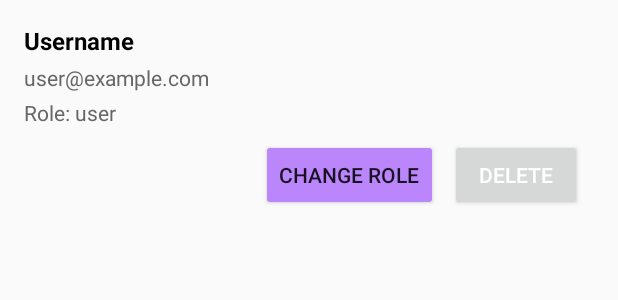
After one commit to rickydickystyle/My-App, an Android app: the layout item_user.xml on its own in the app's theme, with its tools: preview values and no code run, on a phone screen of 412 x 824 dp. The commit adds this screen. Shown: the top 300 px of the screen. Run offline under Robolectric (Android 15) with nearby library versions, the phone set to English and light mode, and no system bars.

Commit message:
Admin khong chay duoc

```diff
--- a/app/build.gradle.kts
+++ b/app/build.gradle.kts
@@ -61,6 +61,7 @@ dependencies {
     implementation ("com.google.firebase:firebase-storage:21.0.0")
     implementation ("com.google.android.material:material:1.12.0")
     implementation(libs.play.services.cast.framework)
+    implementation(libs.recyclerview)
     annotationProcessor("com.github.bumptech.glide:compiler:4.15.1")
     testImplementation(libs.junit)
     androidTestImplementation(libs.ext.junit)
--- a/app/src/main/java/com/myname/myapp/HomeActivity.java
+++ b/app/src/main/java/com/myname/myapp/HomeActivity.java
@@ -39,6 +39,7 @@ public class HomeActivity extends AppCompatActivity implements NavigationView.On
     Toolbar toolbar;
     NavigationView navigationView;
     DrawerLayout drawerLayout;
+
 
     @Override
     public void onStart() {
--- /dev/null
+++ b/app/src/main/res/layout/item_user.xml
@@ -0,0 +1,69 @@
+<?xml version="1.0" encoding="utf-8"?>
+<LinearLayout xmlns:android="http://schemas.android.com/apk/res/android"
+    android:layout_width="match_parent"
+    android:layout_height="wrap_content"
+    android:orientation="vertical"
+    android:padding="16dp"
+    android:background="?attr/selectableItemBackground">
+
+    <!-- User Information Section -->
+    <TextView
+        android:id="@+id/tvUsername"
+        android:layout_width="wrap_content"
+        android:layout_height="wrap_content"
+        android:text="Username"
+        android:textStyle="bold"
+        android:textSize="16sp"
+        android:textColor="#000"
+        android:layout_marginBottom="4dp" />
+
+    <TextView
+        android:id="@+id/tvEmail"
+        android:layout_width="wrap_content"
+        android:layout_height="wrap_content"
+        android:text="user@example.com"
+        android:textSize="14sp"
+        android:textColor="#666"
+        android:layout_marginBottom="4dp" />
+
+    <TextView
+        android:id="@+id/tvRole"
+        android:layout_width="wrap_content"
+        android:layout_height="wrap_content"
+        android:text="Role: user"
+        android:textSize="14sp"
+        android:textColor="#666"
+        android:layout_marginBottom="8dp" />
+
+    <!-- Action Buttons Section -->
+    <LinearLayout
+        android:layout_width="match_parent"
+        android:layout_height="wrap_content"
+        android:orientation="horizontal"
+        android:gravity="end">
+
+        <Button
+            android:id="@+id/btnChangeRole"
+            android:layout_width="wrap_content"
+            android:layout_height="wrap_content"
+            android:text="Change Role"
+            android:layout_marginEnd="8dp"
+            android:backgroundTint="@color/purple_200" />
+
+        <Button
+            android:id="@+id/btnDeleteUser"
+            android:layout_width="wrap_content"
+            android:layout_height="wrap_content"
+            android:text="Delete"
+            android:layout_marginEnd="8dp"
+            android:textColor="@android:color/white" />
+
+<!--        <Button-->
+<!--            android:id="@+id/btnBanUser"-->
+<!--            android:layout_width="wrap_content"-->
+<!--            android:layout_height="wrap_content"-->
+<!--            android:text="Ban"-->
+<!--            android:textColor="@android:color/white" />-->
+
+    </LinearLayout>
+</LinearLayout>
--- a/app/src/main/res/menu/nav_menu.xml
+++ b/app/src/main/res/menu/nav_menu.xml
@@ -6,6 +6,10 @@
 
     <group
         android:checkableBehavior="single">
+        <item
+            android:id="@+id/admin"
+            android:title="Admin"
+            android:icon="@drawable/lock" />
 
         <item android:id="@+id/home"
             android:icon="@drawable/baseline_home_24"
--- a/gradle/libs.versions.toml
+++ b/gradle/libs.versions.toml
@@ -14,6 +14,7 @@ lifecycleViewmodelKtx = "2.8.4"
 googleGmsGoogleServices = "4.4.2"
 firebaseAuth = "22.0.0"
 playServicesCastFramework = "21.5.0"
+recyclerview = "1.3.2"
 
 [libraries]
 firebase-database = { module = "com.google.firebase:firebase-database", version.ref = "firebaseDatabase" }
@@ -29,6 +30,7 @@ lifecycle-livedata-ktx = { group = "androidx.lifecycle", name = "lifecycle-lived
 lifecycle-viewmodel-ktx = { group = "androidx.lifecycle", name = "lifecycle-viewmodel-ktx", version.ref = "lifecycleViewmodelKtx" }
 firebase-auth = { group = "com.google.firebase", name = "firebase-auth", version.ref = "firebaseAuth" }
 play-services-cast-framework = { group = "com.google.android.gms", name = "play-services-cast-framework", version.ref = "playServicesCastFramework" }
+recyclerview = { group = "androidx.recyclerview", name = "recyclerview", version.ref = "recyclerview" }
 
 [plugins]
 android-application = { id = "com.android.application", version.ref = "agp" }
```
Also changed, not shown: app/src/main/AndroidManifest.xml (+16 -17 lines), app/src/main/java/com/myname/myapp/AdminActivity.java (added, +101 -0 lines), app/src/main/java/com/myname/myapp/User.java (+12 -1 lines), app/src/main/java/com/myname/myapp/UserAdapter.java (added, +116 -0 lines), app/src/main/res/drawable/lock.xml (added, +7 -0 lines), app/src/main/res/layout/activity_admin.xml (added, +51 -0 lines).
